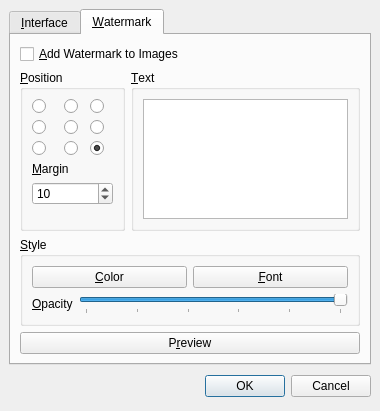
This is trunk/app/optionsdialog.ui in BackupTheBerlios/imagerocket-svn as Qt 5 draws it before an edit. The edited form follows.
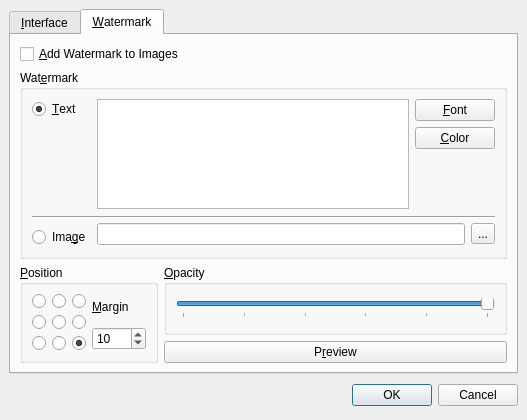
This is the edited form. The open tabs and pages were chosen to show the change.

Commit message: Added logo watermark support and improved the options dialog

```diff
--- a/trunk/app/optionsdialog.ui
+++ b/trunk/app/optionsdialog.ui
@@ -8,21 +8,21 @@
    <rect>
     <x>0</x>
     <y>0</y>
-    <width>380</width>
-    <height>411</height>
+    <width>527</width>
+    <height>420</height>
    </rect>
   </property>
   <property name="windowTitle" >
    <string>Options</string>
   </property>
-  <layout class="QVBoxLayout" >
+  <layout class="QGridLayout" >
    <property name="margin" >
     <number>9</number>
    </property>
    <property name="spacing" >
     <number>6</number>
    </property>
-   <item>
+   <item row="0" column="0" >
     <widget class="QTabWidget" name="tabWidget" >
      <widget class="QWidget" name="tab" >
       <attribute name="title" >
@@ -98,50 +98,115 @@
        <property name="spacing" >
         <number>6</number>
        </property>
-       <item row="3" column="0" colspan="2" >
-        <widget class="QPushButton" name="btnPreview" >
-         <property name="text" >
-          <string>P&amp;review</string>
-         </property>
-        </widget>
-       </item>
-       <item row="2" column="0" colspan="2" >
-        <widget class="QGroupBox" name="groupBox_3" >
+       <item row="1" column="0" colspan="2" >
+        <widget class="QGroupBox" name="groupBox_2" >
          <property name="title" >
-          <string>&amp;Style</string>
+          <string>Wat&amp;ermark</string>
          </property>
-         <layout class="QVBoxLayout" >
+         <layout class="QGridLayout" >
           <property name="margin" >
            <number>9</number>
           </property>
           <property name="spacing" >
            <number>6</number>
           </property>
-          <item>
-           <layout class="QHBoxLayout" >
+          <item row="0" column="1" >
+           <layout class="QGridLayout" >
             <property name="margin" >
              <number>0</number>
             </property>
             <property name="spacing" >
              <number>6</number>
             </property>
-            <item>
-             <widget class="QPushButton" name="btnColor" >
-              <property name="text" >
-               <string>&amp;Color</string>
-              </property>
-             </widget>
-            </item>
-            <item>
+            <item row="0" column="1" >
              <widget class="QPushButton" name="btnFont" >
+              <property name="sizePolicy" >
+               <sizepolicy>
+                <hsizetype>5</hsizetype>
+                <vsizetype>0</vsizetype>
+                <horstretch>0</horstretch>
+                <verstretch>0</verstretch>
+               </sizepolicy>
+              </property>
               <property name="text" >
                <string>&amp;Font</string>
               </property>
              </widget>
             </item>
+            <item rowspan="3" row="0" column="0" >
+             <widget class="QTextEdit" name="txtWatermarkText" />
+            </item>
+            <item row="1" column="1" >
+             <widget class="QPushButton" name="btnColor" >
+              <property name="sizePolicy" >
+               <sizepolicy>
+                <hsizetype>5</hsizetype>
+                <vsizetype>0</vsizetype>
+                <horstretch>0</horstretch>
+                <verstretch>0</verstretch>
+               </sizepolicy>
+              </property>
+              <property name="text" >
+               <string>&amp;Color</string>
+              </property>
+             </widget>
+            </item>
+            <item row="2" column="1" >
+             <spacer>
+              <property name="orientation" >
+               <enum>Qt::Vertical</enum>
+              </property>
+              <property name="sizeHint" >
+               <size>
+                <width>20</width>
+                <height>41</height>
+               </size>
+              </property>
+             </spacer>
+            </item>
            </layout>
           </item>
-          <item>
+          <item rowspan="2" row="1" column="0" colspan="2" >
+           <widget class="Line" name="line" >
+            <property name="orientation" >
+             <enum>Qt::Horizontal</enum>
+            </property>
+           </widget>
+          </item>
+          <item row="0" column="0" >
+           <layout class="QVBoxLayout" >
+            <property name="margin" >
+             <number>0</number>
+            </property>
+            <property name="spacing" >
+             <number>6</number>
+            </property>
+            <item>
+             <widget class="QRadioButton" name="radWatermarkText" >
+              <property name="text" >
+               <string>&amp;Text</string>
+              </property>
+              <property name="checked" >
+               <bool>true</bool>
+              </property>
+             </widget>
+            </item>
+            <item>
+             <spacer>
+              <property name="orientation" >
+               <enum>Qt::Vertical</enum>
+              </property>
+              <property name="sizeHint" >
+               <size>
+                <width>20</width>
+                <height>40</height>
+               </size>
+              </property>
+             </spacer>
+            </item>
+           </layout>
+          </item>
+          <item rowspan="2" row="2" column="1" >
            <layout class="QHBoxLayout" >
             <property name="margin" >
              <number>0</number>
@@ -150,43 +215,76 @@
              <number>6</number>
             </property>
             <item>
-             <widget class="QLabel" name="label_2" >
-              <property name="text" >
-               <string>&amp;Opacity</string>
-              </property>
-              <property name="buddy" >
-               <cstring>sldOpacity</cstring>
+             <widget class="QLineEdit" name="linImage" >
+              <property name="readOnly" >
+               <bool>true</bool>
               </property>
              </widget>
             </item>
             <item>
-             <widget class="QSlider" name="sldOpacity" >
-              <property name="maximum" >
-               <number>255</number>
-              </property>
-              <property name="pageStep" >
-               <number>5</number>
-              </property>
-              <property name="value" >
-               <number>255</number>
-              </property>
-              <property name="orientation" >
-               <enum>Qt::Horizontal</enum>
-              </property>
-              <property name="tickPosition" >
-               <enum>QSlider::TicksBelow</enum>
-              </property>
-              <property name="tickInterval" >
-               <number>51</number>
+             <widget class="QToolButton" name="btnImageSelect" >
+              <property name="text" >
+               <string>...</string>
               </property>
              </widget>
             </item>
            </layout>
           </item>
+          <item row="3" column="0" >
+           <widget class="QRadioButton" name="radImage" >
+            <property name="text" >
+             <string>Ima&amp;ge</string>
+            </property>
+           </widget>
+          </item>
          </layout>
         </widget>
        </item>
-       <item row="1" column="0" >
+       <item row="2" column="1" >
+        <widget class="QGroupBox" name="groupBox_3" >
+         <property name="title" >
+          <string>&amp;Opacity</string>
+         </property>
+         <layout class="QVBoxLayout" >
+          <property name="margin" >
+           <number>9</number>
+          </property>
+          <property name="spacing" >
+           <number>6</number>
+          </property>
+          <item>
+           <widget class="QSlider" name="sldOpacity" >
+            <property name="maximum" >
+             <number>255</number>
+            </property>
+            <property name="pageStep" >
+             <number>5</number>
+            </property>
+            <property name="value" >
+             <number>255</number>
+            </property>
+            <property name="orientation" >
+             <enum>Qt::Horizontal</enum>
+            </property>
+            <property name="tickPosition" >
+             <enum>QSlider::TicksBelow</enum>
+            </property>
+            <property name="tickInterval" >
+             <number>51</number>
+            </property>
+           </widget>
+          </item>
+         </layout>
+        </widget>
+       </item>
+       <item row="0" column="0" colspan="2" >
+        <widget class="QCheckBox" name="chkAddWatermark" >
+         <property name="text" >
+          <string>&amp;Add Watermark to Images</string>
+         </property>
+        </widget>
+       </item>
+       <item rowspan="2" row="2" column="0" >
         <widget class="QGroupBox" name="groupBox" >
          <property name="title" >
           <string>&amp;Position</string>
@@ -198,158 +296,7 @@
           <property name="spacing" >
            <number>6</number>
           </property>
-          <item row="5" column="0" colspan="3" >
-           <spacer>
-            <property name="orientation" >
-             <enum>Qt::Vertical</enum>
-            </property>
-            <property name="sizeHint" >
-             <size>
-              <width>81</width>
-              <height>20</height>
-             </size>
-            </property>
-           </spacer>
-          </item>
-          <item row="0" column="2" >
-           <widget class="QRadioButton" name="radPosition3" >
-            <property name="sizePolicy" >
-             <sizepolicy>
-              <hsizetype>0</hsizetype>
-              <vsizetype>0</vsizetype>
-              <horstretch>0</horstretch>
-              <verstretch>0</verstretch>
-             </sizepolicy>
-            </property>
-            <property name="text" >
-             <string/>
-            </property>
-           </widget>
-          </item>
-          <item row="0" column="0" >
-           <widget class="QRadioButton" name="radPosition1" >
-            <property name="sizePolicy" >
-             <sizepolicy>
-              <hsizetype>0</hsizetype>
-              <vsizetype>0</vsizetype>
-              <horstretch>0</horstretch>
-              <verstretch>0</verstretch>
-             </sizepolicy>
-            </property>
-            <property name="text" >
-             <string/>
-            </property>
-           </widget>
-          </item>
-          <item row="0" column="1" >
-           <widget class="QRadioButton" name="radPosition2" >
-            <property name="sizePolicy" >
-             <sizepolicy>
-              <hsizetype>0</hsizetype>
-              <vsizetype>0</vsizetype>
-              <horstretch>0</horstretch>
-              <verstretch>0</verstretch>
-             </sizepolicy>
-            </property>
-            <property name="text" >
-             <string/>
-            </property>
-           </widget>
-          </item>
-          <item row="1" column="0" >
-           <widget class="QRadioButton" name="radPosition4" >
-            <property name="sizePolicy" >
-             <sizepolicy>
-              <hsizetype>0</hsizetype>
-              <vsizetype>0</vsizetype>
-              <horstretch>0</horstretch>
-              <verstretch>0</verstretch>
-             </sizepolicy>
-            </property>
-            <property name="text" >
-             <string/>
-            </property>
-           </widget>
-          </item>
-          <item row="1" column="2" >
-           <widget class="QRadioButton" name="radPosition6" >
-            <property name="sizePolicy" >
-             <sizepolicy>
-              <hsizetype>0</hsizetype>
-              <vsizetype>0</vsizetype>
-              <horstretch>0</horstretch>
-              <verstretch>0</verstretch>
-             </sizepolicy>
-            </property>
-            <property name="text" >
-             <string/>
-            </property>
-           </widget>
-          </item>
-          <item row="1" column="1" >
-           <widget class="QRadioButton" name="radPosition5" >
-            <property name="sizePolicy" >
-             <sizepolicy>
-              <hsizetype>0</hsizetype>
-              <vsizetype>0</vsizetype>
-              <horstretch>0</horstretch>
-              <verstretch>0</verstretch>
-             </sizepolicy>
-            </property>
-            <property name="text" >
-             <string/>
-            </property>
-           </widget>
-          </item>
-          <item row="2" column="1" >
-           <widget class="QRadioButton" name="radPosition8" >
-            <property name="sizePolicy" >
-             <sizepolicy>
-              <hsizetype>0</hsizetype>
-              <vsizetype>0</vsizetype>
-              <horstretch>0</horstretch>
-              <verstretch>0</verstretch>
-             </sizepolicy>
-            </property>
-            <property name="text" >
-             <string/>
-            </property>
-           </widget>
-          </item>
-          <item row="2" column="2" >
-           <widget class="QRadioButton" name="radPosition9" >
-            <property name="sizePolicy" >
-             <sizepolicy>
-              <hsizetype>0</hsizetype>
-              <vsizetype>0</vsizetype>
-              <horstretch>0</horstretch>
-              <verstretch>0</verstretch>
-             </sizepolicy>
-            </property>
-            <property name="text" >
-             <string/>
-            </property>
-            <property name="checked" >
-             <bool>true</bool>
-            </property>
-           </widget>
-          </item>
-          <item row="2" column="0" >
-           <widget class="QRadioButton" name="radPosition7" >
-            <property name="sizePolicy" >
-             <sizepolicy>
-              <hsizetype>0</hsizetype>
-              <vsizetype>0</vsizetype>
-              <horstretch>0</horstretch>
-              <verstretch>0</verstretch>
-             </sizepolicy>
-            </property>
-            <property name="text" >
-             <string/>
-            </property>
-           </widget>
-          </item>
-          <item row="3" column="0" colspan="3" >
+          <item rowspan="2" row="0" column="3" >
            <widget class="QLabel" name="label" >
             <property name="text" >
              <string>&amp;Margin</string>
@@ -359,7 +306,7 @@
             </property>
            </widget>
           </item>
-          <item row="4" column="0" colspan="3" >
+          <item rowspan="2" row="2" column="3" >
            <widget class="QSpinBox" name="spnMargin" >
             <property name="toolTip" >
              <string>Distance from the edge of the image to the text</string>
@@ -372,31 +319,151 @@
             </property>
            </widget>
           </item>
-         </layout>
-        </widget>
-       </item>
-       <item row="1" column="1" >
-        <widget class="QGroupBox" name="groupBox_2" >
-         <property name="title" >
-          <string>&amp;Text</string>
-         </property>
-         <layout class="QVBoxLayout" >
-          <property name="margin" >
-           <number>9</number>
-          </property>
-          <property name="spacing" >
-           <number>6</number>
-          </property>
-          <item>
-           <widget class="QTextEdit" name="txtWatermarkText" />
+          <item row="3" column="0" >
+           <widget class="QRadioButton" name="radPosition7" >
+            <property name="sizePolicy" >
+             <sizepolicy>
+              <hsizetype>0</hsizetype>
+              <vsizetype>0</vsizetype>
+              <horstretch>0</horstretch>
+              <verstretch>0</verstretch>
+             </sizepolicy>
+            </property>
+            <property name="text" >
+             <string/>
+            </property>
+           </widget>
           </item>
+          <item row="3" column="2" >
+           <widget class="QRadioButton" name="radPosition9" >
+            <property name="sizePolicy" >
+             <sizepolicy>
+              <hsizetype>0</hsizetype>
+              <vsizetype>0</vsizetype>
+              <horstretch>0</horstretch>
+              <verstretch>0</verstretch>
+             </sizepolicy>
+            </property>
+            <property name="text" >
+             <string/>
+            </property>
+            <property name="checked" >
+             <bool>true</bool>
+            </property>
+           </widget>
+          </item>
+          <item row="3" column="1" >
+           <widget class="QRadioButton" name="radPosition8" >
+            <property name="sizePolicy" >
+             <sizepolicy>
+              <hsizetype>0</hsizetype>
+              <vsizetype>0</vsizetype>
+              <horstretch>0</horstretch>
+              <verstretch>0</verstretch>
+             </sizepolicy>
+            </property>
+            <property name="text" >
+             <string/>
+            </property>
+           </widget>
+          </item>
+          <item rowspan="2" row="1" column="1" >
+           <widget class="QRadioButton" name="radPosition5" >
+            <property name="sizePolicy" >
+             <sizepolicy>
+              <hsizetype>0</hsizetype>
+              <vsizetype>0</vsizetype>
+              <horstretch>0</horstretch>
+              <verstretch>0</verstretch>
+             </sizepolicy>
+            </property>
+            <property name="text" >
+             <string/>
+            </property>
+           </widget>
+          </item>
+          <item rowspan="2" row="1" column="2" >
+           <widget class="QRadioButton" name="radPosition6" >
+            <property name="sizePolicy" >
+             <sizepolicy>
+              <hsizetype>0</hsizetype>
+              <vsizetype>0</vsizetype>
+              <horstretch>0</horstretch>
+              <verstretch>0</verstretch>
+             </sizepolicy>
+            </property>
+            <property name="text" >
+             <string/>
+            </property>
+           </widget>
+          </item>
+          <item rowspan="2" row="1" column="0" >
+           <widget class="QRadioButton" name="radPosition4" >
+            <property name="sizePolicy" >
+             <sizepolicy>
+              <hsizetype>0</hsizetype>
+              <vsizetype>0</vsizetype>
+              <horstretch>0</horstretch>
+              <verstretch>0</verstretch>
+             </sizepolicy>
+            </property>
+            <property name="text" >
+             <string/>
+            </property>
+           </widget>
+          </item>
+          <item row="0" column="1" >
+           <widget class="QRadioButton" name="radPosition2" >
+            <property name="sizePolicy" >
+             <sizepolicy>
+              <hsizetype>0</hsizetype>
+              <vsizetype>0</vsizetype>
+              <horstretch>0</horstretch>
+              <verstretch>0</verstretch>
+             </sizepolicy>
+            </property>
+            <property name="text" >
+             <string/>
+            </property>
+           </widget>
+          </item>
+          <item row="0" column="0" >
+           <widget class="QRadioButton" name="radPosition1" >
+            <property name="sizePolicy" >
+             <sizepolicy>
+              <hsizetype>0</hsizetype>
+              <vsizetype>0</vsizetype>
+              <horstretch>0</horstretch>
+              <verstretch>0</verstretch>
+             </sizepolicy>
+            </property>
+            <property name="text" >
+             <string/>
+            </property>
+           </widget>
+          </item>
+          <item row="0" column="2" >
+           <widget class="QRadioButton" name="radPosition3" >
+            <property name="sizePolicy" >
+             <sizepolicy>
+              <hsizetype>0</hsizetype>
+              <vsizetype>0</vsizetype>
+              <horstretch>0</horstretch>
+              <verstretch>0</verstretch>
+             </sizepolicy>
+            </property>
+            <property name="text" >
+             <string/>
+            </property>
+           </widget>
+          </item>
          </layout>
         </widget>
        </item>
-       <item row="0" column="0" colspan="2" >
-        <widget class="QCheckBox" name="chkAddWatermark" >
+       <item row="3" column="1" >
+        <widget class="QPushButton" name="btnPreview" >
          <property name="text" >
-          <string>&amp;Add Watermark to Images</string>
+          <string>P&amp;review</string>
          </property>
         </widget>
        </item>
@@ -404,7 +471,7 @@
      </widget>
     </widget>
    </item>
-   <item>
+   <item row="1" column="0" >
     <layout class="QHBoxLayout" >
      <property name="margin" >
       <number>0</number>
```
Left out of the diff: 26 changed lines with no effect on the pictures. The commit also changes 5 other files.
